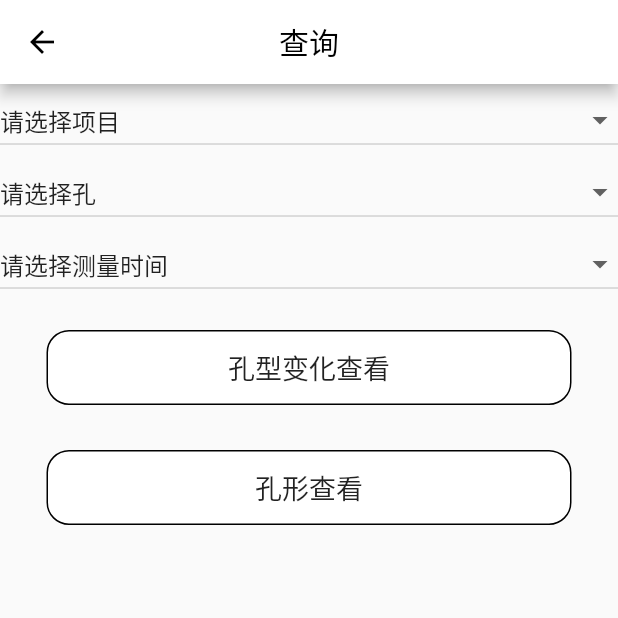
After one commit to troubleskiller/oem_huahuan_1013, a Flutter app: the SearchMainScreen screen opened directly, on a phone screen of 412 x 824 dp, the top half of it. The commit adds this screen. Run offline on Flutter 3.47's test engine with Material 2 defaults, Android fonts, the phone set to English and light mode, and no system bars; our stand-ins replace flutter_blue_plus, flutter_login, sqflite; missing offline and left inert: bruno; accounts and stored records are empty.

```diff
--- a/lib/database/hole_database.dart
+++ b/lib/database/hole_database.dart
@@ -1,4 +1,5 @@
 import 'package:flutter/foundation.dart';
+import 'package:oem_huahuan_1013/database/measure_database.dart';
 import 'package:oem_huahuan_1013/model/hole_model.dart';
 import 'package:sqflite/sqflite.dart';
 
@@ -82,7 +83,8 @@ class HoleDatabaseService {
     await database.rawDelete('DELETE FROM hole_info WHERE id = ?', [id]);
     //上面这条语句等价于下面这条语句
     //int count=await database.delete("user_info",where: 'name = ?', whereArgs: ['徐晖']);
-
+    MeasureDatabaseService measureDatabaseService = MeasureDatabaseService();
+    await measureDatabaseService.deleteGroup(id);
     if (kDebugMode) {
       print('删除表中所有id字段为$id的记录，共删除$count条记录');
     }
--- /dev/null
+++ b/lib/screen/watch_man/watch_man_screen.dart
@@ -0,0 +1,320 @@
+import 'package:bruno/bruno.dart';
+import 'package:flutter/material.dart';
+import 'package:oem_huahuan_1013/database/hole_database.dart';
+import 'package:oem_huahuan_1013/database/measure_database.dart';
+import 'package:oem_huahuan_1013/database/project_database.dart';
+import 'package:oem_huahuan_1013/model/hole_model.dart';
+import 'package:oem_huahuan_1013/model/measure_detail_model.dart';
+import 'package:oem_huahuan_1013/model/peoject_model.dart';
+
+
+class SearchMainScreen extends StatefulWidget {
+  const SearchMainScreen({Key? key}) : super(key: key);
+
+  @override
+  State<SearchMainScreen> createState() => _SearchMainScreenState();
+}
+
+class _SearchMainScreenState extends State<SearchMainScreen> {
+  var selectEventItemValue = 0;
+  var selectHoleItemValue = 0;
+
+  var selectMeasureItemValue = '请选择测量时间';
+
+  List<ProjectModel> projects = [];
+  List<HoleModel> holes = [];
+  List<String> dateTimes = [];
+
+  List<MeasureModel> measures = [];
+  List<DropdownMenuItem<int>> eventItems = [
+    const DropdownMenuItem<int>(
+      child: Text('请选择项目'),
+      value: 0,
+    ),
+  ];
+  List<DropdownMenuItem<int>> holeItems = [
+    const DropdownMenuItem<int>(
+      child: Text('请选择孔'),
+      value: 0,
+    ),
+  ];
+  List<DropdownMenuItem<String>> measureItems = [
+    const DropdownMenuItem<String>(
+      child: Text('请选择测量时间'),
+      value: '请选择测量时间',
+    ),
+  ];
+  final ProjectDatabaseService _projectDatabaseService = ProjectDatabaseService();
+  final HoleDatabaseService _holeDatabaseService = HoleDatabaseService();
+  final MeasureDatabaseService _measureDatabaseService =
+  MeasureDatabaseService();
+
+  MeasureModel? measureModel;
+
+  @override
+  void initState() {
+    super.initState();
+    WidgetsFlutterBinding.ensureInitialized();
+    _queryEvents();
+  }
+
+  _queryEvents() async {
+    // await _ProjectDatabaseService.init();
+    projects = await _projectDatabaseService.queryEvents();
+
+    generateEventItemList();
+    setState(() {});
+  }
+
+  List<DropdownMenuItem<int>> generateEventItemList() {
+    for (ProjectModel project in projects) {
+      eventItems.add(DropdownMenuItem<int>(
+        child: Text(project.name),
+        value: project.id,
+      ));
+    }
+    return eventItems;
+  }
+
+  Future generateHoleItemList(selectEventItemValue) async {
+    holes = await _holeDatabaseService.selectRow(selectEventItemValue);
+    List<DropdownMenuItem<int>> curHoleItems = [
+      const DropdownMenuItem<int>(
+        child: Text('请选择孔'),
+        value: 0,
+      ),
+    ];
+    for (HoleModel hole in holes) {
+      curHoleItems.add(DropdownMenuItem<int>(
+        child: Text(hole.name),
+        value: hole.id,
+      ));
+    }
+    holeItems = curHoleItems;
+  }
+
+  Future generateMeasureItemList(selectMeasureItemValue) async {
+    List<String> dateTime = [];
+
+    ///todo check if wrong;
+    measures = await _measureDatabaseService.selectRow(selectMeasureItemValue);
+    if (measures == []) {
+      List<DropdownMenuItem<String>> curMeasureItems = [
+        const DropdownMenuItem<String>(
+          child: Text('请选择测量时间'),
+          value: '请选择测量时间',
+        ),
+      ];
+      measureItems = curMeasureItems;
+    }
+    for (MeasureModel measureModel in measures) {
+      if (!dateTime.contains(measureModel.dateTime)) {
+        dateTime.add(measureModel.dateTime);
+      }
+    }
+    List<DropdownMenuItem<String>> curMeasureItems = [
+      const DropdownMenuItem<String>(
+        child: Text('请选择测量时间'),
+        value: '请选择测量时间',
+      ),
+    ];
+    for (String a in dateTime) {
+      curMeasureItems.add(DropdownMenuItem<String>(
+        child: Text(a),
+        value: a,
+      ));
+    }
+    measureItems = curMeasureItems;
+    dateTimes = dateTime;
+  }
+
+  @override
+  Widget build(BuildContext context) {
+    return Scaffold(
+      appBar: AppBar(
+        backgroundColor: Colors.white,
+        title: const Text(
+          '查询',
+          style: TextStyle(color: Colors.black),
+        ),
+        leading: IconButton(
+          icon: const Icon(
+            Icons.arrow_back,
+            color: Colors.black,
+          ),
+          onPressed: () {
+            Navigator.pop(context);
+          },
+        ),
+        centerTitle: true,
+      ),
+      body: Column(
+        mainAxisSize: MainAxisSize.min,
+        children: [
+          DropdownButton(
+            items: eventItems,
+            onChanged: (value) {
+              if (selectHoleItemValue != 0) {
+                BrnDialogManager.showConfirmDialog(context,
+                    title: '监测到目前正处于其他孔项目选择中',
+                    cancel: '取消',
+                    confirm: '初始化项目查询', onConfirm: () async {
+                      selectMeasureItemValue = '请选择测量时间';
+                      selectHoleItemValue = 0;
+                      selectEventItemValue = 0;
+                      Navigator.pop(context);
+                      generateHoleItemList(selectEventItemValue);
+                      generateMeasureItemList(selectHoleItemValue);
+                      setState(() {});
+                    });
+              } else {
+                if (value is int) {
+                  setState(() {
+                    selectEventItemValue = value;
+                    generateHoleItemList(selectEventItemValue);
+                  });
+                  // print(value);
+                }
+              }
+            },
+            value: selectEventItemValue,
+            isExpanded: true,
+          ),
+          DropdownButton(
+            items: holeItems,
+            onChanged: (value) {
+              if (selectHoleItemValue != 0) {
+                BrnDialogManager.showConfirmDialog(context,
+                    title: '监测到目前正处于其他时间选择中',
+                    cancel: '取消',
+                    confirm: '初始化洞口查询', onConfirm: () async {
+                      selectMeasureItemValue = '请选择测量时间';
+                      selectHoleItemValue = 0;
+                      Navigator.pop(context);
+                      generateMeasureItemList(selectHoleItemValue);
+                      setState(() {});
+                    });
+              } else {
+                if (value is int) {
+                  setState(() {
+                    selectHoleItemValue = value;
+                    generateMeasureItemList(selectHoleItemValue);
+                  });
+                  // print(value);
+                }
+              }
+            },
+            value: selectHoleItemValue,
+            isExpanded: true,
+          ),
+          DropdownButton(
+            items: measureItems,
+            onChanged: (value) {
+              if (value is String) {
+                setState(() {
+                  selectMeasureItemValue = value;
+                  // generateHoleItemList(selectEventItemValue);
+                });
+                // print(value);
+              }
+            },
+            value: selectMeasureItemValue,
+            isExpanded: true,
+          ),
+          Container(
+            height: 20,
+          ),
+          GestureDetector(
+            child: Container(
+              decoration: const BoxDecoration(
+                  color: Colors.white,
+                  border: Border.fromBorderSide(
+                      BorderSide(color: Colors.black, width: 1)),
+                  borderRadius: BorderRadius.all(Radius.circular(15))),
+              height: 50,
+              width: 350,
+              child: const Center(
+                child: Text(
+                  '孔型变化查看',
+                  style: TextStyle(fontSize: 18),
+                ),
+              ),
+            ),
+            onTap: () {
+              BrnDialogManager.showConfirmDialog(context,
+                  title: "当前版本仅支持查看与第一次的孔型变化查看",
+                  cancel: '取消',
+                  confirm: '确定', onConfirm: () async {
+                    BrnToast.show("确定", context);
+                    Navigator.pop(context);
+                    List<MeasureModel> curList = await _measureDatabaseService
+                        .selectDate(selectMeasureItemValue);
+                    List<MeasureModel> preList = [];
+                    if (dateTimes.indexWhere(
+                            (element) => element == selectMeasureItemValue) +
+                        1 <=
+                        dateTimes.length - 1) {
+                      preList =
+                      await _measureDatabaseService.selectDate(dateTimes.last);
+                    } else {
+                      for (int i = 0; i < curList.length; i++) {
+                        preList.add(MeasureModel(
+                            noM: 0,
+                            x: 0,
+                            y: 0,
+                            fx: 0,
+                            fy: 0,
+                            tmp: 0,
+                            dateTime: '0',
+                            depth: curList[i].depth,
+                            isDouble: 2));
+                      }
+                    }
+                    // Navigator.push(
+                    //     context,
+                    //     MaterialPageRoute(
+                    //         builder: (context) => ChartBreakLine(
+                    //           curList: curList,
+                    //           preList: preList,
+                    //         )));
+                  }, onCancel: () {
+                    BrnToast.show("取消", context);
+                    Navigator.pop(context);
+                  });
+            },
+          ),
+          //work as margin
+          Container(
+            height: 30,
+          ),
+          GestureDetector(
+            child: Container(
+              decoration: const BoxDecoration(
+                  color: Colors.white,
+                  border: Border.fromBorderSide(
+                      BorderSide(color: Colors.black, width: 1)),
+                  borderRadius: BorderRadius.all(Radius.circular(15))),
+              height: 50,
+              width: 350,
+              child: const Center(
+                child: Text(
+                  '孔形查看',
+                  style: TextStyle(fontSize: 18),
+                ),
+              ),
+            ),
+            onTap: () async {
+              // List<MeasureModel> measureList = await _measureDatabaseService
+              //     .selectDate(selectMeasureItemValue);
+              // Navigator.push(
+              //     context,
+              //     MaterialPageRoute(
+              //         builder: (context) =>
+              //             MeasureExcel(measureList: measureList)));
+            },
+          ),
+        ],
+      ),
+    );
+  }
+}
```
Also changed, not shown: lib/database/measure_database.dart (+182 -0 lines), lib/screen/main/main_screen.dart (+8 -0 lines).
